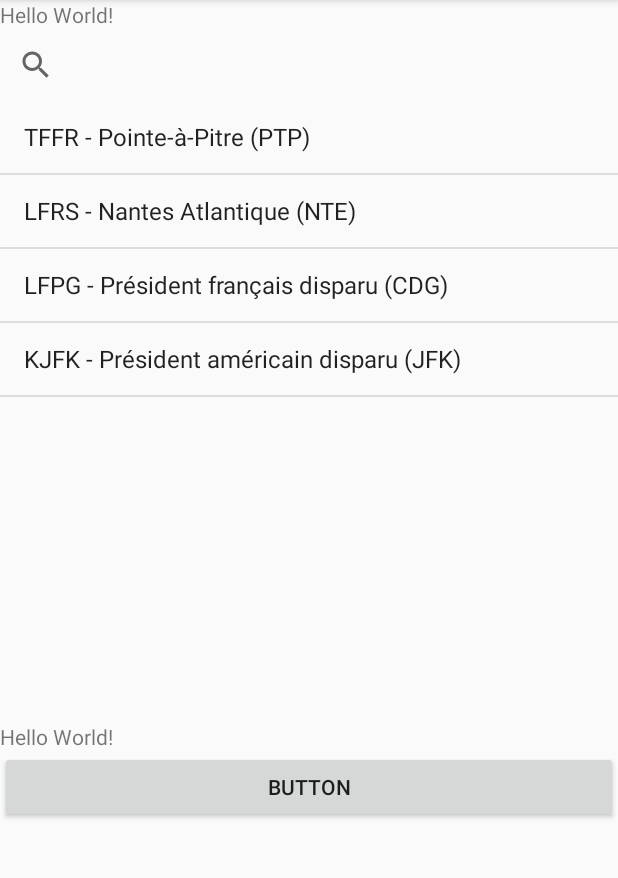
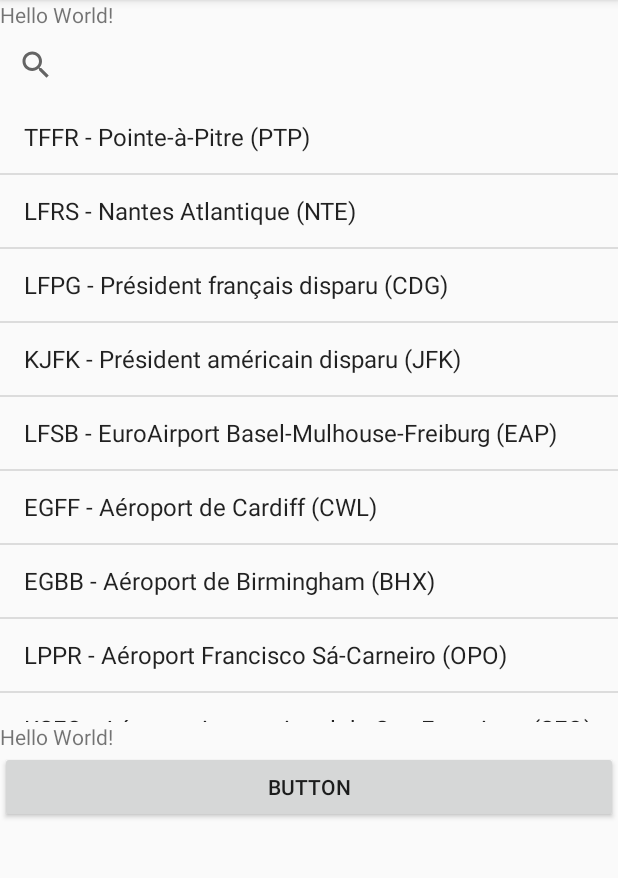
Before and after one commit to nack714/SnowTam, an Android app: the screen it shows after launch (MainActivity), on a phone screen of 412 x 824 dp, the part 84-962 px from its top. Run offline under Robolectric (Android 15) with nearby library versions, the light colour scheme and no system bars.

Commit message:
Ajout aeroport
9 disponible

```diff
--- a/app/src/main/java/ensim/connesromane/snowtam/Airport.java
+++ b/app/src/main/java/ensim/connesromane/snowtam/Airport.java
@@ -85,7 +85,7 @@
     }
 
     public String getTitle() {
-        return "["+code_OACI+"]"+nom;
+        return "["+code_OACI+"] "+nom;
     }
 
     @Override
--- a/app/src/main/java/ensim/connesromane/snowtam/MainActivity.java
+++ b/app/src/main/java/ensim/connesromane/snowtam/MainActivity.java
@@ -52,6 +52,13 @@
         airportList.addAirport(new Airport("LFPG", "CDG", "Président français disparu", "49.003630", "2.516978"));
         airportList.addAirport(new Airport("KJFK", "JFK", "Président américain disparu","40.641311", "-73.778139"));
 
+        airportList.addAirport(new Airport("LFSB", "EAP", "EuroAirport Basel-Mulhouse-Freiburg","47.598165", "7.525486"));
+        airportList.addAirport(new Airport("EGFF", "CWL", "Aéroport de Cardiff","47.598165", "7.525486"));
+        airportList.addAirport(new Airport("EGBB", "BHX", "Aéroport de Birmingham","33.562427", "-86.754126"));
+
+        airportList.addAirport(new Airport("LPPR", "OPO", "Aéroport Francisco Sá-Carneiro","41.242119", "-8.678551"));
+        airportList.addAirport(new Airport("KSFO", "SFO", "Aéroport international de San Francisco","37.621313", "-122.378955"));
+
 
         ArrayAdapter<Airport> arrayAdapter = new ArrayAdapter<Airport>(this, android.R.layout.simple_list_item_1 , airportList.getList());
 
```
